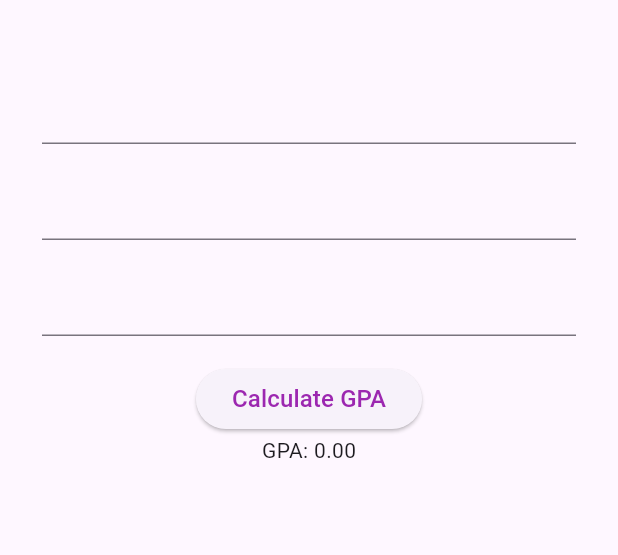
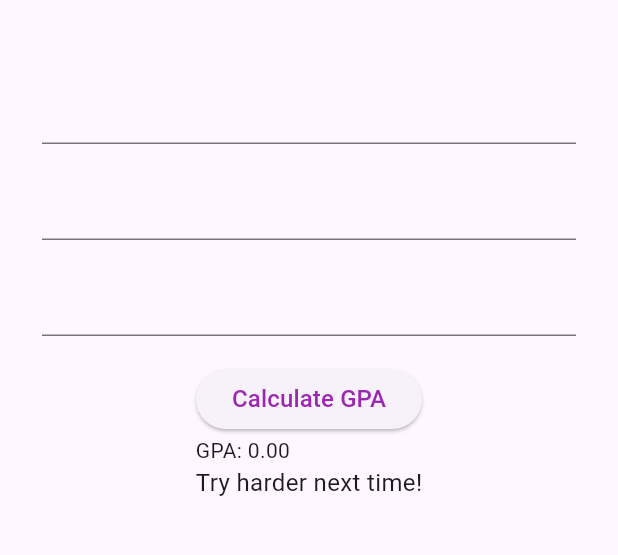
Before and after one commit to manishadroid/gpa_calculator, a Flutter app: the screen it shows after launch, after a tap on "Calculate GPA", on a phone screen of 412 x 824 dp, the part 84-639 px from its top. Run offline on Flutter 3.47's test engine with Material 3 defaults, Android fonts, the phone set to English and light mode, and no system bars.

Commit message:
Add status message

```diff
--- a/lib/main.dart
+++ b/lib/main.dart
@@ -35,6 +35,7 @@ class _MyHomePageState extends State<MyHomePage> {
   final _sub3 = TextEditingController();
 
   String _resultGPA = "0.00"; //GPA result
+  String _statusText = "Enter your marks"; //comment
 
   void _calculateGPA() {
     setState(() {
@@ -47,6 +48,14 @@ class _MyHomePageState extends State<MyHomePage> {
       double gpaValue = (avg / 100) * 4.0;
 
       _resultGPA = gpaValue.toStringAsFixed(2);
+
+      if (gpaValue >= 3.67) {
+        _statusText = "Excellent! Dean's List!";
+      } else if (gpaValue >= 3.00) {
+        _statusText = "Good!";
+      } else {
+        _statusText = "Try harder next time!";
+      }
     });
   }
 
@@ -85,7 +94,10 @@ class _MyHomePageState extends State<MyHomePage> {
                   children: [
                     Column(
                       crossAxisAlignment: CrossAxisAlignment.start,
-                      children: [Text("GPA: $_resultGPA")],
+                      children: [
+                        Text("GPA: $_resultGPA"),
+                        Text(_statusText, style: const TextStyle(fontSize: 16)),
+                      ],
                     ),
                   ],
                 ),
```
